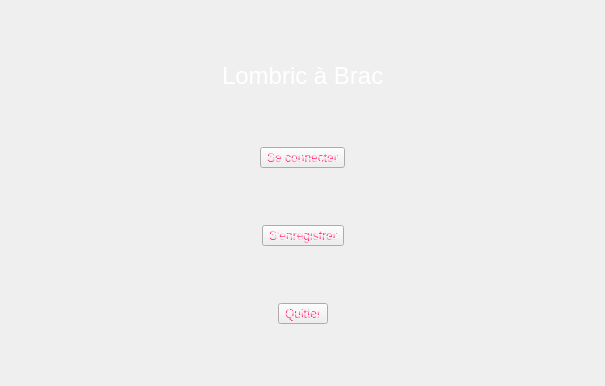
Qt form Client/UI/Menu_EnterQt.ui (Minigrim0/LombricABrac) before a commit.
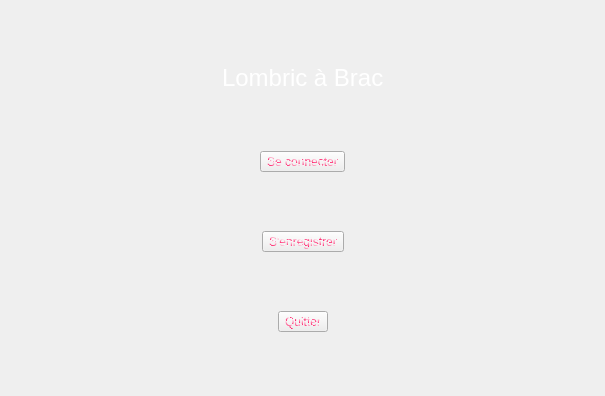
The same form after that commit. Icons and pictures are not drawn.

```diff
--- a/Client/UI/Menu_EnterQt.ui
+++ b/Client/UI/Menu_EnterQt.ui
@@ -7,7 +7,7 @@
     <x>0</x>
     <y>0</y>
     <width>605</width>
-    <height>386</height>
+    <height>396</height>
    </rect>
   </property>
   <property name="windowTitle">
@@ -105,9 +105,18 @@
      </item>
      <item row="3" column="1" alignment="Qt::AlignHCenter">
       <widget class="QToolButton" name="ConnectToolButton">
+       <property name="autoFillBackground">
+        <bool>false</bool>
+       </property>
+       <property name="styleSheet">
+        <string notr="true"/>
+       </property>
        <property name="text">
         <string>Se connecter</string>
        </property>
+       <property name="autoRaise">
+        <bool>false</bool>
+       </property>
       </widget>
      </item>
      <item row="4" column="1">
```
Left out of the diff: 118 changed lines with no effect on the pictures.
